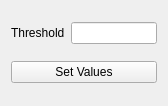
BioroboticsLab/biotracker_core, file BioTracker/Plugin/BioTrackerPlugin/View/TrackerParameterView.ui: the form before one commit.
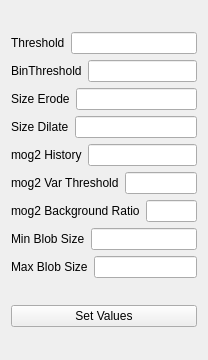
The form after the commit.

```diff
--- a/BioTracker/Plugin/BioTrackerPlugin/View/TrackerParameterView.ui
+++ b/BioTracker/Plugin/BioTrackerPlugin/View/TrackerParameterView.ui
@@ -6,29 +6,145 @@
    <rect>
     <x>0</x>
     <y>0</y>
-    <width>168</width>
-    <height>106</height>
+    <width>208</width>
+    <height>360</height>
    </rect>
   </property>
   <property name="windowTitle">
    <string>Form</string>
   </property>
   <layout class="QGridLayout" name="gridLayout">
-   <item row="0" column="0">
-    <layout class="QHBoxLayout" name="horizontalLayout">
+   <item row="1" column="1">
+    <layout class="QVBoxLayout" name="verticalLayout">
      <item>
-      <widget class="QLabel" name="label">
-       <property name="text">
-        <string>Threshold</string>
-       </property>
-      </widget>
+      <layout class="QHBoxLayout" name="horizontalLayout">
+       <item>
+        <widget class="QLabel" name="label">
+         <property name="text">
+          <string>Threshold</string>
+         </property>
+        </widget>
+       </item>
+       <item>
+        <widget class="QLineEdit" name="lineEdit"/>
+       </item>
+      </layout>
      </item>
      <item>
-      <widget class="QLineEdit" name="lineEdit"/>
+      <layout class="QHBoxLayout" name="horizontalLayout_2">
+       <item>
+        <widget class="QLabel" name="label_2">
+         <property name="text">
+          <string>BinThreshold</string>
+         </property>
+        </widget>
+       </item>
+       <item>
+        <widget class="QLineEdit" name="lineEdit_2_binThresh"/>
+       </item>
+      </layout>
+     </item>
+     <item>
+      <layout class="QHBoxLayout" name="horizontalLayout_6">
+       <item>
+        <widget class="QLabel" name="label_3">
+         <property name="text">
+          <string>Size Erode</string>
+         </property>
+        </widget>
+       </item>
+       <item>
+        <widget class="QLineEdit" name="lineEdit_3_SizeErode"/>
+       </item>
+      </layout>
+     </item>
+     <item>
+      <layout class="QHBoxLayout" name="horizontalLayout_7">
+       <item>
+        <widget class="QLabel" name="label_4">
+         <property name="text">
+          <string>Size Dilate</string>
+         </property>
+        </widget>
+       </item>
+       <item>
+        <widget class="QLineEdit" name="lineEdit_4_SizeDilate"/>
+       </item>
+      </layout>
+     </item>
+     <item>
+      <layout class="QHBoxLayout" name="horizontalLayout_5">
+       <item>
+        <widget class="QLabel" name="label_5">
+         <property name="text">
+          <string>mog2 History</string>
+         </property>
+        </widget>
+       </item>
+       <item>
+        <widget class="QLineEdit" name="lineEdit_5_MogHist"/>
+       </item>
+      </layout>
+     </item>
+     <item>
+      <layout class="QHBoxLayout" name="horizontalLayout_4">
+       <item>
+        <widget class="QLabel" name="label_6">
+         <property name="text">
+          <string>mog2 Var Threshold</string>
+         </property>
+        </widget>
+       </item>
+       <item>
+        <widget class="QLineEdit" name="lineEdit_6_MogThresh"/>
+       </item>
+      </layout>
+     </item>
+     <item>
+      <layout class="QHBoxLayout" name="horizontalLayout_8">
+       <item>
+        <widget class="QLabel" name="label_7">
+         <property name="text">
+          <string>mog2 Background Ratio</string>
+         </property>
+        </widget>
+       </item>
+       <item>
+        <widget class="QLineEdit" name="lineEdit_7_MogBack"/>
+       </item>
+      </layout>
+     </item>
+     <item>
+      <layout class="QHBoxLayout" name="horizontalLayout_10">
+       <item>
+        <widget class="QLabel" name="label_8">
+         <property name="text">
+          <string>Min Blob Size</string>
+         </property>
+        </widget>
+       </item>
+       <item>
+        <widget class="QLineEdit" name="lineEdit_8_MinBlob"/>
+       </item>
+      </layout>
+     </item>
+     <item>
+      <layout class="QHBoxLayout" name="horizontalLayout_3">
+       <item>
+        <widget class="QLabel" name="label_9">
+         <property name="text">
+          <string>Max Blob Size</string>
+         </property>
+        </widget>
+       </item>
+       <item>
+        <widget class="QLineEdit" name="lineEdit_9MaxBlob"/>
+       </item>
+      </layout>
      </item>
     </layout>
    </item>
-   <item row="1" column="0">
+   <item row="2" column="1">
     <widget class="QPushButton" name="pushButton">
      <property name="text">
       <string>Set Values</string>
```
